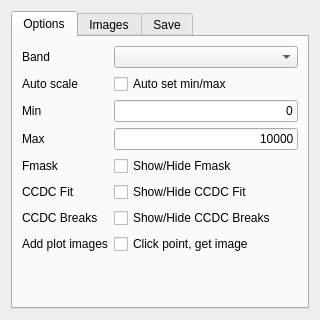
Above: ui/ui_ccdctools.ui from ceholden/TSTools before the change. Below: the same form after it.
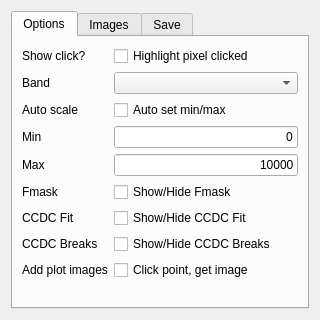
That is the form after the change.

Commit message: Added checkbox to option tab that turns on/off the addition of an outlining layer for each pixel clicked. See issue #20 for identifying where the user clicked

The edit to the form file:
```diff
--- a/ui/ui_ccdctools.ui
+++ b/ui/ui_ccdctools.ui
@@ -47,73 +47,73 @@
          <property name="fieldGrowthPolicy">
           <enum>QFormLayout::AllNonFixedFieldsGrow</enum>
          </property>
-         <item row="0" column="0">
+         <item row="1" column="0">
           <widget class="QLabel" name="lab_band">
            <property name="text">
             <string>Band</string>
            </property>
           </widget>
          </item>
-         <item row="0" column="1">
+         <item row="1" column="1">
           <widget class="QComboBox" name="combox_band"/>
          </item>
-         <item row="2" column="0">
+         <item row="3" column="0">
           <widget class="QLabel" name="lab_min">
            <property name="text">
             <string>Min</string>
            </property>
           </widget>
          </item>
-         <item row="3" column="0">
+         <item row="4" column="0">
           <widget class="QLabel" name="lab_max">
            <property name="text">
             <string>Max</string>
            </property>
           </widget>
          </item>
-         <item row="4" column="0">
+         <item row="5" column="0">
           <widget class="QLabel" name="lab_fmask">
            <property name="text">
             <string>Fmask</string>
            </property>
           </widget>
          </item>
-         <item row="4" column="1">
+         <item row="5" column="1">
           <widget class="QCheckBox" name="cbox_fmask">
            <property name="text">
             <string>Show/Hide Fmask</string>
            </property>
           </widget>
          </item>
-         <item row="5" column="0">
+         <item row="6" column="0">
           <widget class="QLabel" name="lab_fit">
            <property name="text">
             <string>CCDC Fit</string>
            </property>
           </widget>
          </item>
-         <item row="5" column="1">
+         <item row="6" column="1">
           <widget class="QCheckBox" name="cbox_ccdcfit">
            <property name="text">
             <string>Show/Hide CCDC Fit</string>
            </property>
           </widget>
          </item>
-         <item row="6" column="0">
+         <item row="7" column="0">
           <widget class="QLabel" name="lab_breaks">
            <property name="text">
             <string>CCDC Breaks</string>
            </property>
           </widget>
          </item>
-         <item row="6" column="1">
+         <item row="7" column="1">
           <widget class="QCheckBox" name="cbox_ccdcbreak">
            <property name="text">
             <string>Show/Hide CCDC Breaks</string>
            </property>
           </widget>
          </item>
-         <item row="2" column="1">
+         <item row="3" column="1">
           <widget class="QLineEdit" name="edit_min">
            <property name="inputMask">
             <string/>
@@ -126,7 +126,7 @@
            </property>
           </widget>
          </item>
-         <item row="3" column="1">
+         <item row="4" column="1">
           <widget class="QLineEdit" name="edit_max">
            <property name="inputMask">
             <string/>
@@ -139,34 +139,48 @@
            </property>
           </widget>
          </item>
-         <item row="1" column="0">
+         <item row="2" column="0">
           <widget class="QLabel" name="lab_scale">
            <property name="text">
             <string>Auto scale</string>
            </property>
           </widget>
          </item>
-         <item row="1" column="1">
+         <item row="2" column="1">
           <widget class="QCheckBox" name="cbox_scale">
            <property name="text">
             <string>Auto set min/max</string>
            </property>
           </widget>
          </item>
-         <item row="7" column="0">
+         <item row="8" column="0">
           <widget class="QLabel" name="lab_plotlayer">
            <property name="text">
             <string>Add plot images</string>
            </property>
           </widget>
          </item>
-         <item row="7" column="1">
+         <item row="8" column="1">
           <widget class="QCheckBox" name="cbox_plotlayer">
            <property name="text">
             <string>Click point, get image</string>
            </property>
           </widget>
          </item>
+         <item row="0" column="0">
+          <widget class="QLabel" name="lab_showclick">
+           <property name="text">
+            <string>Show click?</string>
+           </property>
+          </widget>
+         </item>
+         <item row="0" column="1">
+          <widget class="QCheckBox" name="cbox_showclick">
+           <property name="text">
+            <string>Highlight pixel clicked</string>
+           </property>
+          </widget>
+         </item>
         </layout>
        </item>
       </layout>
```
